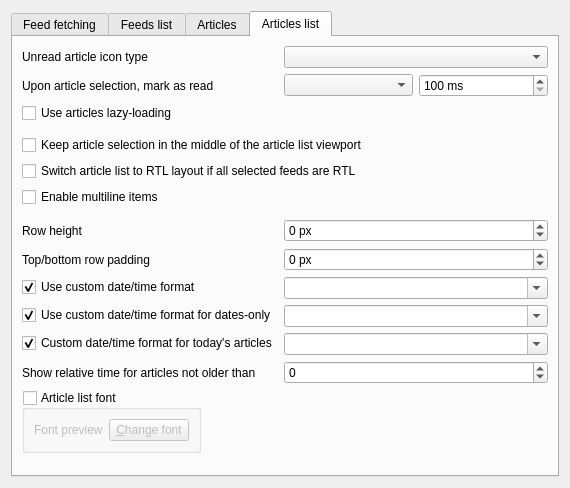
Old version of the form src/librssguard/gui/settings/settingsfeedsmessages.ui in the repository martinrotter/rssguard.
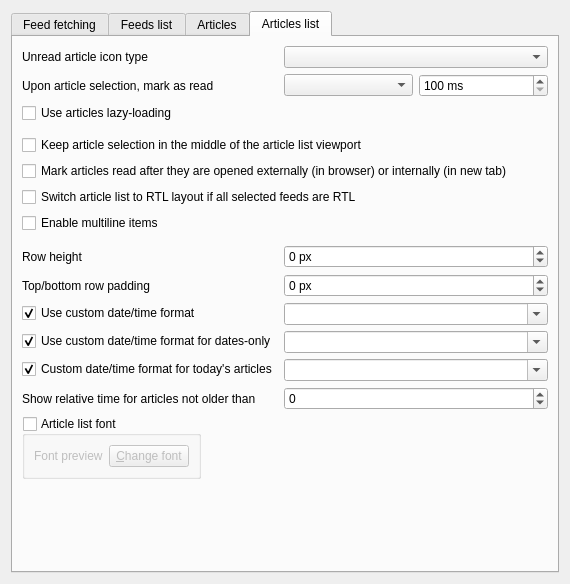
New version of the form. The open tabs and pages were chosen to show the change. Custom widgets are drawn as their Qt base class.

```diff
--- a/src/librssguard/gui/settings/settingsfeedsmessages.ui
+++ b/src/librssguard/gui/settings/settingsfeedsmessages.ui
@@ -7,7 +7,7 @@
     <x>0</x>
     <y>0</y>
     <width>570</width>
-    <height>488</height>
+    <height>584</height>
    </rect>
   </property>
   <layout class="QHBoxLayout" name="horizontalLayout">
@@ -471,14 +471,14 @@
          </property>
         </widget>
        </item>
-       <item row="6" column="0">
+       <item row="7" column="0">
         <widget class="QCheckBox" name="m_checkMultilineArticleList">
          <property name="text">
           <string>Enable multiline items</string>
          </property>
         </widget>
        </item>
-       <item row="7" column="0" colspan="2">
+       <item row="8" column="0" colspan="2">
         <widget class="HelpSpoiler" name="m_helpMultilineArticleList" native="true">
          <property name="minimumSize">
           <size>
@@ -488,7 +488,7 @@
          </property>
         </widget>
        </item>
-       <item row="8" column="0">
+       <item row="9" column="0">
         <widget class="QLabel" name="label_2">
          <property name="text">
           <string>Row height</string>
@@ -498,7 +498,7 @@
          </property>
         </widget>
        </item>
-       <item row="8" column="1">
+       <item row="9" column="1">
         <widget class="QSpinBox" name="m_spinHeightRowsMessages">
          <property name="minimumSize">
           <size>
@@ -517,7 +517,7 @@
          </property>
         </widget>
        </item>
-       <item row="9" column="0">
+       <item row="10" column="0">
         <widget class="QLabel" name="label_4">
          <property name="text">
           <string>Top/bottom row padding</string>
@@ -527,7 +527,7 @@
          </property>
         </widget>
        </item>
-       <item row="9" column="1">
+       <item row="10" column="1">
         <widget class="QSpinBox" name="m_spinPaddingRowsMessages">
          <property name="minimumSize">
           <size>
@@ -546,7 +546,7 @@
          </property>
         </widget>
        </item>
-       <item row="10" column="0">
+       <item row="11" column="0">
         <widget class="QCheckBox" name="m_checkMessagesDateTimeFormat">
          <property name="text">
           <string>Use custom date/time format</string>
@@ -559,7 +559,7 @@
          </property>
         </widget>
        </item>
-       <item row="10" column="1">
+       <item row="11" column="1">
         <widget class="QComboBox" name="m_cmbMessagesDateTimeFormat">
          <property name="minimumSize">
           <size>
@@ -572,7 +572,7 @@
          </property>
         </widget>
        </item>
-       <item row="11" column="0">
+       <item row="12" column="0">
         <widget class="QCheckBox" name="m_checkMessagesDateTimeFormatForDatesOnly">
          <property name="text">
           <string>Use custom date/time format for dates-only</string>
@@ -585,7 +585,7 @@
          </property>
         </widget>
        </item>
-       <item row="11" column="1">
+       <item row="12" column="1">
         <widget class="QComboBox" name="m_cmbMessagesDateTimeFormatForDatesOnly">
          <property name="minimumSize">
           <size>
@@ -598,7 +598,7 @@
          </property>
         </widget>
        </item>
-       <item row="12" column="0">
+       <item row="13" column="0">
         <widget class="QCheckBox" name="m_checkMessagesTimeFormat">
          <property name="text">
           <string>Custom date/time format for today's articles</string>
@@ -611,7 +611,7 @@
          </property>
         </widget>
        </item>
-       <item row="12" column="1">
+       <item row="13" column="1">
         <widget class="QComboBox" name="m_cmbMessagesTimeFormat">
          <property name="minimumSize">
           <size>
@@ -624,14 +624,14 @@
          </property>
         </widget>
        </item>
-       <item row="13" column="0">
+       <item row="14" column="0">
         <widget class="QLabel" name="label">
          <property name="text">
           <string>Show relative time for articles not older than</string>
          </property>
         </widget>
        </item>
-       <item row="13" column="1">
+       <item row="14" column="1">
         <widget class="QSpinBox" name="m_spinRelativeArticleTime">
          <property name="minimum">
           <number>-1</number>
@@ -641,7 +641,7 @@
          </property>
         </widget>
        </item>
-       <item row="14" column="0">
+       <item row="15" column="0">
         <widget class="QGroupBox" name="m_gbArticleListFont">
          <property name="title">
           <string>Article list font</string>
@@ -703,7 +703,7 @@
          </property>
         </widget>
        </item>
-       <item row="5" column="0" colspan="2">
+       <item row="6" column="0" colspan="2">
         <widget class="QCheckBox" name="m_checkSwitchArticleListRtl">
          <property name="text">
           <string>Switch article list to RTL layout if all selected feeds are RTL</string>
@@ -727,6 +727,13 @@
          </property>
         </widget>
        </item>
+       <item row="5" column="0" colspan="2">
+        <widget class="QCheckBox" name="m_checkMarkReadAfterOpenExtInt">
+         <property name="text">
+          <string>Mark articles read after they are opened externally (in browser) or internally (in new tab)</string>
+         </property>
+        </widget>
+       </item>
       </layout>
      </widget>
     </widget>
```
Left out of the diff: 1 changed line with no effect on the pictures.
